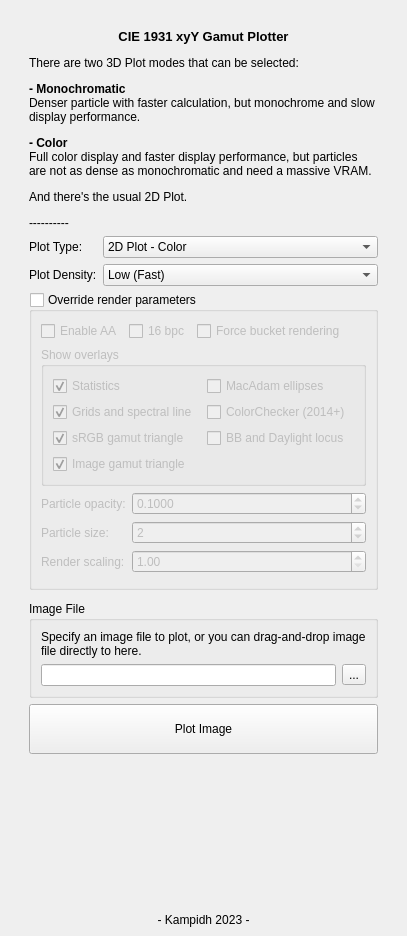
kampidh/Color-Gamut-Plotter-QtVer, file mainwindow.ui: the form before one commit.
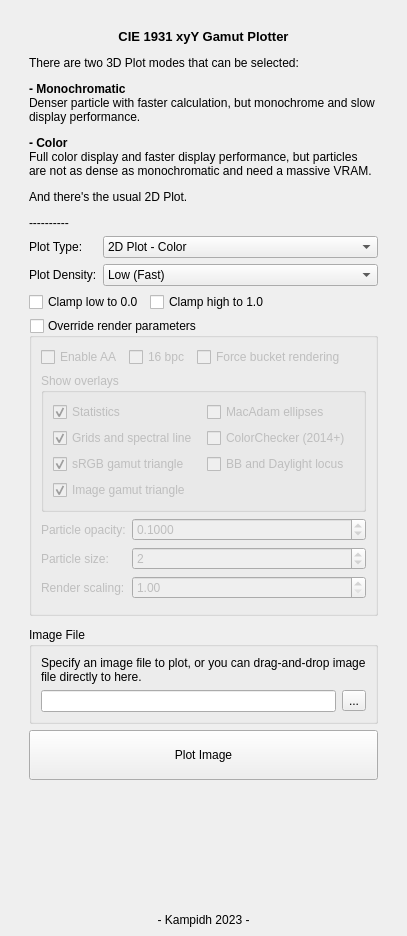
The form after the commit.

Commit message: Add options to clamp negative and positive values

```diff
--- a/mainwindow.ui
+++ b/mainwindow.ui
@@ -131,6 +131,37 @@
         </item>
        </layout>
       </item>
+      <item>
+       <layout class="QHBoxLayout" name="horizontalLayout_3">
+        <item>
+         <widget class="QCheckBox" name="chkClampNeg">
+          <property name="text">
+           <string>Clamp low to 0.0</string>
+          </property>
+         </widget>
+        </item>
+        <item>
+         <widget class="QCheckBox" name="chkClampPos">
+          <property name="text">
+           <string>Clamp high to 1.0</string>
+          </property>
+         </widget>
+        </item>
+        <item>
+         <spacer name="horizontalSpacer_2">
+          <property name="orientation">
+           <enum>Qt::Horizontal</enum>
+          </property>
+          <property name="sizeHint" stdset="0">
+           <size>
+            <width>13</width>
+            <height>20</height>
+           </size>
+          </property>
+         </spacer>
+        </item>
+       </layout>
+      </item>
       <item>
        <widget class="QGroupBox" name="override2dChk">
         <property name="title">
```
The commit also changes 4 other files.
